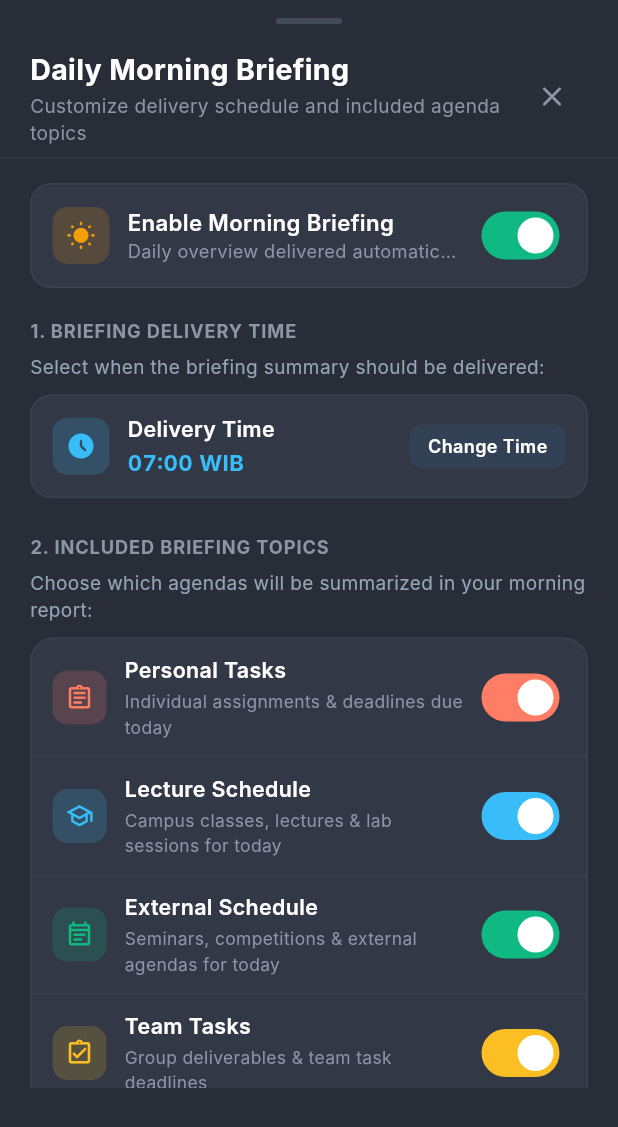
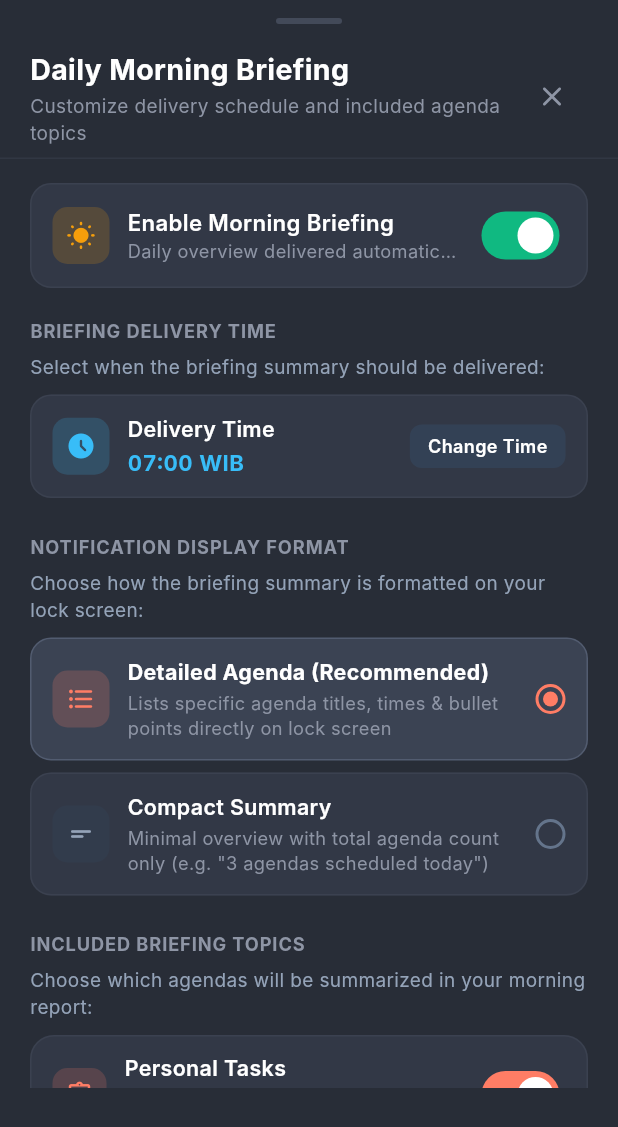
Before and after one commit to Pvsudbd/Impal-02-07, a Flutter app: the DailyBriefingSettingsModal widget shown alone on an empty page, opened directly with empty values, on a phone screen of 412 x 824 dp. Shown: the top 1127 px of the screen. Run offline on Flutter 3.47's test engine with Material 3 defaults, Android fonts, the phone set to English and light mode, and no system bars; our stand-ins replace shared_preferences; accounts and stored records are empty; Roboto replaces fonts that are missing (Inter).

Commit message:
menambahkan fitur pilih jenis notifikasi

```diff
--- a/frontend/lib/presentation/features/profile/models/user_profile_model.dart
+++ b/frontend/lib/presentation/features/profile/models/user_profile_model.dart
@@ -269,6 +269,7 @@ class UserProfileModel {
   final bool isDailyBriefingEnabled;
   final String dailyMorningBriefingTime;
   final List<String> dailyBriefingTopics;
+  final bool isDailyBriefingCompact;
   final bool soundVibrationEnabled;
 
   // Intelligent System AI Fuzzy
@@ -325,6 +326,7 @@ class UserProfileModel {
       DailyBriefingTopic.teamTasks,
       DailyBriefingTopic.teamMeetings,
     ],
+    this.isDailyBriefingCompact = false,
     this.soundVibrationEnabled = true,
     this.isFuzzyModelActive = true,
     this.scoreExplainabilityEnabled = true,
@@ -360,13 +362,14 @@ class UserProfileModel {
   String get dailyBriefingSummary {
     if (!isDailyBriefingEnabled) return 'Muted • Tap to configure';
     final count = dailyBriefingTopics.length;
-    if (count == 0) return '$dailyMorningBriefingTime • No topics selected';
+    final styleTag = isDailyBriefingCompact ? 'Compact' : 'Detailed';
+    if (count == 0) return '$dailyMorningBriefingTime • No topics ($styleTag)';
     if (count == DailyBriefingTopic.all.length) {
-      return '$dailyMorningBriefingTime • All topics';
+      return '$dailyMorningBriefingTime • All topics • $styleTag';
     }
     final topicNames =
         dailyBriefingTopics.map(DailyBriefingTopic.label).join(', ');
-    return '$dailyMorningBriefingTime • $topicNames';
+    return '$dailyMorningBriefingTime • $topicNames • $styleTag';
   }
 
   CategoryAlertConfig configFor(AlertCategoryType category) {
@@ -421,6 +424,7 @@ class UserProfileModel {
     bool? isDailyBriefingEnabled,
     String? dailyMorningBriefingTime,
     List<String>? dailyBriefingTopics,
+    bool? isDailyBriefingCompact,
     bool? soundVibrationEnabled,
     bool? isFuzzyModelActive,
     bool? scoreExplainabilityEnabled,
@@ -467,6 +471,8 @@ class UserProfileModel {
           dailyMorningBriefingTime ?? this.dailyMorningBriefingTime,
       dailyBriefingTopics:
           dailyBriefingTopics ?? this.dailyBriefingTopics,
+      isDailyBriefingCompact:
+          isDailyBriefingCompact ?? this.isDailyBriefingCompact,
       soundVibrationEnabled:
           soundVibrationEnabled ?? this.soundVibrationEnabled,
       isFuzzyModelActive: isFuzzyModelActive ?? this.isFuzzyModelActive,
@@ -609,11 +615,13 @@ class UserProfileRepository with ChangeNotifier {
     required bool enabled,
     required String time,
     required List<String> topics,
+    bool isCompact = false,
   }) {
     _profile = _profile.copyWith(
       isDailyBriefingEnabled: enabled,
       dailyMorningBriefingTime: time,
       dailyBriefingTopics: topics,
+      isDailyBriefingCompact: isCompact,
     );
     notifyListeners();
   }
--- a/frontend/lib/presentation/features/profile/widgets/daily_briefing_settings_modal.dart
+++ b/frontend/lib/presentation/features/profile/widgets/daily_briefing_settings_modal.dart
@@ -45,6 +45,7 @@ class _DailyBriefingSettingsModalState
   late bool _enabled;
   late String _briefingTime;
   late Set<String> _selectedTopics;
+  late bool _isCompact;
 
   @override
   void initState() {
@@ -52,6 +53,7 @@ class _DailyBriefingSettingsModalState
     _enabled = widget.profile.isDailyBriefingEnabled;
     _briefingTime = widget.profile.dailyMorningBriefingTime;
     _selectedTopics = Set.from(widget.profile.dailyBriefingTopics);
+    _isCompact = widget.profile.isDailyBriefingCompact;
   }
 
   TimeOfDay _parseTime(String timeStr) {
@@ -110,6 +112,7 @@ class _DailyBriefingSettingsModalState
       enabled: _enabled,
       time: _briefingTime,
       topics: _selectedTopics.toList(),
+      isCompact: _isCompact,
     );
 
     if (widget.onSaved != null) {
@@ -118,11 +121,12 @@ class _DailyBriefingSettingsModalState
 
     Navigator.of(context).pop();
 
+    final formatLabel = _isCompact ? 'Compact' : 'Detailed';
     PopUpPemberitahuan.show(
       context,
       title: 'Briefing Settings Saved',
       message: _enabled
-          ? 'Daily morning briefing scheduled at $_briefingTime with ${_selectedTopics.length} topics included.'
+          ? 'Daily morning briefing scheduled at $_briefingTime ($formatLabel) with ${_selectedTopics.length} topics included.'
           : 'Daily morning briefing has been muted.',
       iconBgColor: const Color(0xFF10B981),
       icon: Icons.check_circle_outline_rounded,
@@ -304,9 +308,9 @@ class _DailyBriefingSettingsModalState
 
                   SizedBox(height: context.rSpacing(20)),
 
-                  // Section 1: Briefing Time
+                  // Section: Briefing Time
                   Text(
-                    '1. BRIEFING DELIVERY TIME',
+                    'BRIEFING DELIVERY TIME',
                     style: TextStyle(
                       color: AppColors.textMuted,
                       fontSize: context.rFont(11.5, min: 10, max: 13),
@@ -427,9 +431,51 @@ class _DailyBriefingSettingsModalState
 
                   SizedBox(height: context.rSpacing(24)),
 
-                  // Section 2: Included Briefing Topics
+                  // Section: Notification Display Format
                   Text(
-                    '2. INCLUDED BRIEFING TOPICS',
+                    'NOTIFICATION DISPLAY FORMAT',
+                    style: TextStyle(
+                      color: AppColors.textMuted,
+                      fontSize: context.rFont(11.5, min: 10, max: 13),
+                      fontFamily: 'Inter',
+                      fontWeight: FontWeight.w700,
+                      letterSpacing: 0.6,
+                    ),
+                  ),
+                  SizedBox(height: context.rSpacing(6)),
+                  Text(
+                    'Choose how the briefing summary is formatted on your lock screen:',
+                    style: TextStyle(
+                      color: const Color(0xFF94A3B8),
+                      fontSize: context.rFont(12, min: 10.5, max: 13.5),
+                      fontFamily: 'Inter',
+                    ),
+                  ),
+                  SizedBox(height: context.rSpacing(10)),
+
+                  // Detailed Option Card
+                  _buildFormatOption(
+                    isCompact: false,
+                    title: 'Detailed Agenda (Recommended)',
+                    subtitle:
+                        'Lists specific agenda titles, times & bullet points directly on lock screen',
+                    icon: Icons.format_list_bulleted_rounded,
+                  ),
+                  SizedBox(height: context.rSpacing(8)),
+                  // Compact Option Card
+                  _buildFormatOption(
+                    isCompact: true,
+                    title: 'Compact Summary',
+                    subtitle:
+                        'Minimal overview with total agenda count only (e.g. "3 agendas scheduled today")',
+                    icon: Icons.short_text_rounded,
+                  ),
+
+                  SizedBox(height: context.rSpacing(24)),
+
+                  // Section: Included Briefing Topics
+                  Text(
+                    'INCLUDED BRIEFING TOPICS',
                     style: TextStyle(
                       color: AppColors.textMuted,
                       fontSize: context.rFont(11.5, min: 10, max: 13),
@@ -519,6 +565,115 @@ class _DailyBriefingSettingsModalState
     );
   }
 
+  Widget _buildFormatOption({
+    required bool isCompact,
+    required String title,
+    required String subtitle,
+    required IconData icon,
+  }) {
+    final isSelected = _isCompact == isCompact;
+    const orangeColor = Color(0xFFFF7D65);
+
+    return Material(
+      color: Colors.transparent,
+      child: InkWell(
+        onTap: _enabled ? () => setState(() => _isCompact = isCompact) : null,
+        borderRadius: BorderRadius.circular(14),
+        child: Container(
+          padding: EdgeInsets.symmetric(
+            horizontal: context.rSpacing(14),
+            vertical: context.rSpacing(12),
+          ),
+          decoration: BoxDecoration(
+            color: isSelected ? const Color(0xFF3B4353) : AppColors.bgCard,
+            borderRadius: BorderRadius.circular(14),
+            border: Border.all(
+              color: isSelected
+                  ? const Color(0xFF525C70)
+                  : const Color(0xFF434A59).withValues(alpha: 0.5),
+              width: 1,
+            ),
+          ),
+          child: Row(
+            children: [
+              // Squared container with rounded corners (10dp)
+              Container(
+                width: 38,
+                height: 38,
+                decoration: BoxDecoration(
+                  color: isSelected
+                      ? orangeColor.withValues(alpha: 0.2)
+                      : const Color(0xFF334155).withValues(alpha: 0.4),
+                  borderRadius: BorderRadius.circular(10),
+                ),
+                alignment: Alignment.center,
+                child: Icon(
+                  icon,
+                  size: 20,
+                  color: isSelected ? orangeColor : const Color(0xFF94A3B8),
+                ),
+              ),
+              SizedBox(width: context.rSpacing(12)),
+              Expanded(
+                child: Column(
+                  crossAxisAlignment: CrossAxisAlignment.start,
+                  mainAxisSize: MainAxisSize.min,
+                  children: [
+                    Text(
+                      title,
+                      style: TextStyle(
+                        color: Colors.white,
+                        fontSize: context.rFont(13.5, min: 12, max: 15),
+                        fontFamily: 'Inter',
+                        fontWeight:
+                            isSelected ? FontWeight.w700 : FontWeight.w600,
+                      ),
+                    ),
+                    const SizedBox(height: 2),
+                    Text(
+                      subtitle,
+                      style: TextStyle(
+                        color: AppColors.textMuted,
+                        fontSize: context.rFont(11.5, min: 10, max: 13),
+                        fontFamily: 'Inter',
+                      ),
+                    ),
+                  ],
+                ),
+              ),
+              const SizedBox(width: 8),
+              // Concentric Radio Indicator
+              Container(
+                width: 20,
+                height: 20,
+                decoration: BoxDecoration(
+                  shape: BoxShape.circle,
+                  border: Border.all(
+                    color: isSelected
+                        ? orangeColor
+                        : const Color(0xFF64748B),
+                    width: 2,
+                  ),
+                ),
+                alignment: Alignment.center,
+                child: isSelected
+                    ? Container(
+                        width: 10,
+                        height: 10,
+                        decoration: const BoxDecoration(
+                          shape: BoxShape.circle,
+                          color: orangeColor,
+                        ),
+                      )
+                    : null,
+              ),
+            ],
+          ),
+        ),
+      ),
+    );
+  }
+
   Widget _buildTopicTile(String topic) {
     final isSelected = _selectedTopics.contains(topic);
     final topicColor = DailyBriefingTopic.color(topic);
--- a/frontend/lib/presentation/features/profile/widgets/deadline_alert_settings_modal.dart
+++ b/frontend/lib/presentation/features/profile/widgets/deadline_alert_settings_modal.dart
@@ -502,12 +502,12 @@ class _DeadlineAlertSettingsModalState
 
                   SizedBox(height: context.rSpacing(20)),
 
-                  // Section 1: Remind Me Before (Timings)
+                  // Section: Remind Me Before (Timings)
                   Row(
                     mainAxisAlignment: MainAxisAlignment.spaceBetween,
                     children: [
                       Text(
-                        '1. REMIND ME BEFORE',
+                        'REMIND ME BEFORE',
                         style: TextStyle(
                           color: AppColors.textMuted,
                           fontSize: context.rFont(11.5, min: 10, max: 13),
@@ -713,9 +713,9 @@ class _DeadlineAlertSettingsModalState
 
                   SizedBox(height: context.rSpacing(24)),
 
-                  // Section 2: Sound & Vibration Mode
+                  // Section: Sound & Vibration Mode
                   Text(
-                    '2. SOUND & VIBRATION MODE',
+                    'SOUND & VIBRATION MODE',
                     style: TextStyle(
                       color: AppColors.textMuted,
                       fontSize: context.rFont(11.5, min: 10, max: 13),
```
Also changed, not shown: 3 other files.
